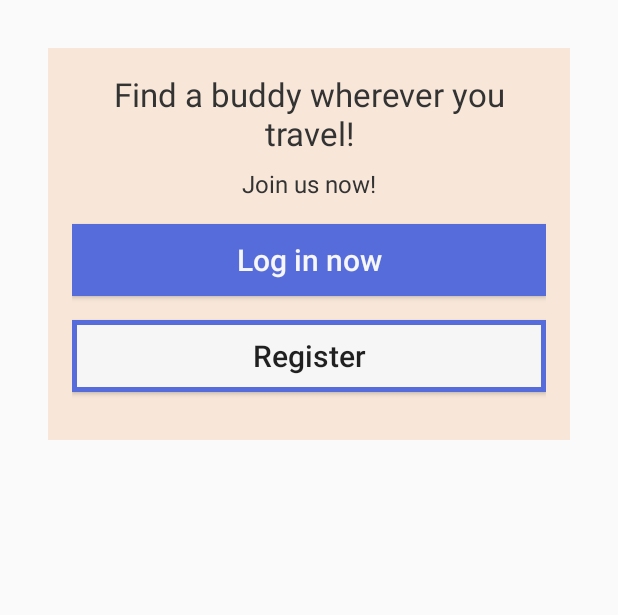
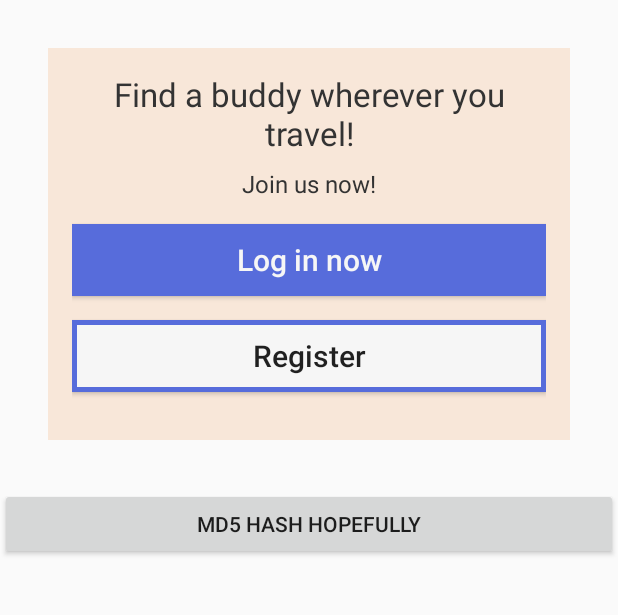
Before and after one commit to isperr/citybuddy_reisenbichler_sperr, an Android app: the screen it shows after launch (MainActivity), on a phone screen of 412 x 824 dp, the part 329-944 px from its top. Run offline under Robolectric (Android 15) with nearby library versions, the phone set to English and light mode, and no system bars.

Commit message:
chore: try to add md5 hash

```diff
--- a/app/src/main/res/layout/activity_main.xml
+++ b/app/src/main/res/layout/activity_main.xml
@@ -97,7 +97,13 @@
                     android:layout_below="@id/button_signin"
                     android:textAllCaps="false"/>
             </RelativeLayout>
+        </RelativeLayout>
 
-        </RelativeLayout>
+        <Button
+            android:id="@+id/md5"
+            android:layout_width="match_parent"
+            android:layout_height="wrap_content"
+            android:text="MD5 hash hopefully"
+            android:onClick="test"/>
     </LinearLayout>
 </ScrollView>
```
Also changed, not shown: app/src/main/java/com/example/citybuddy/MainActivity.java (+32 -0 lines).
